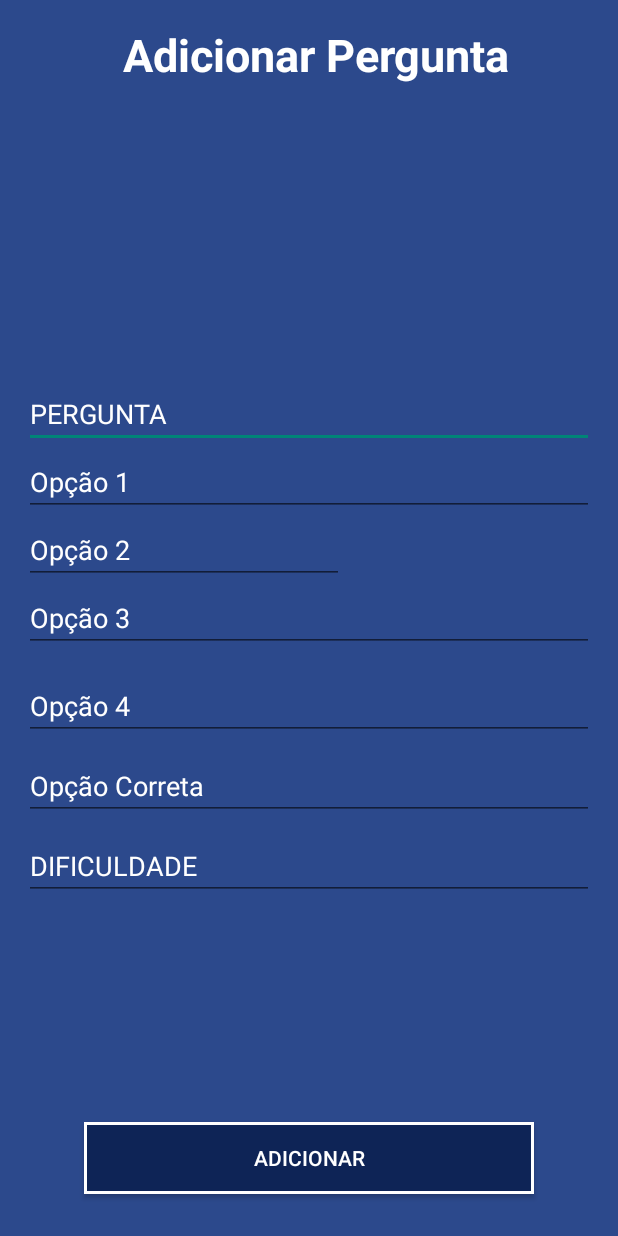
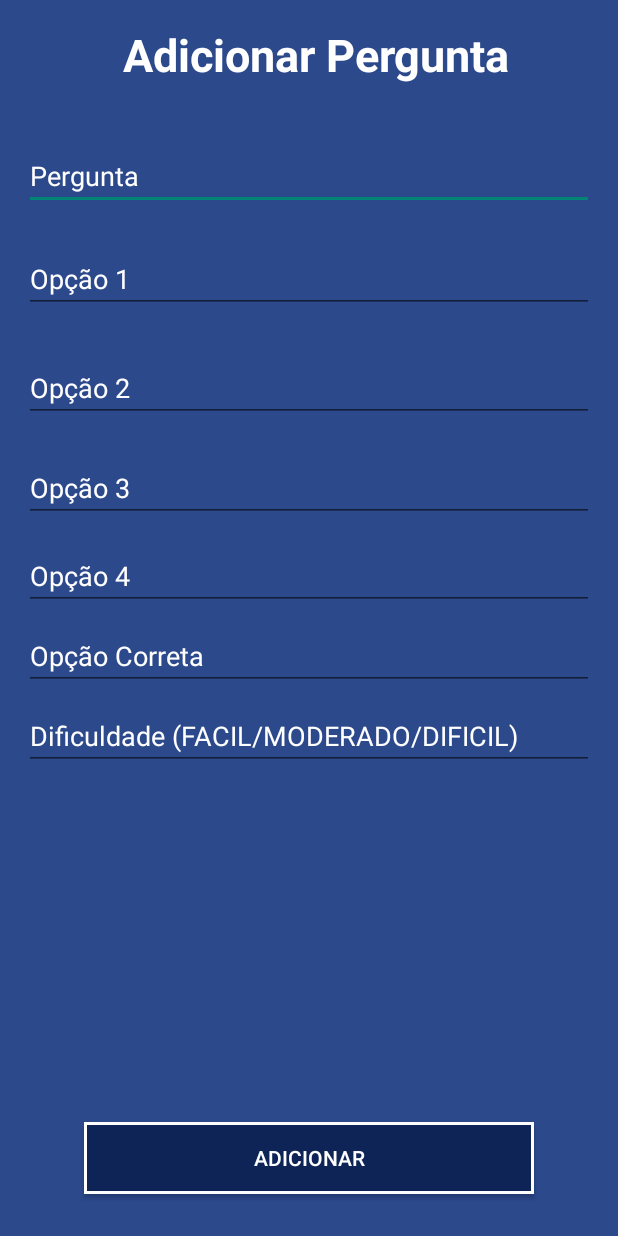
Before and after one commit to estgcmu/QuizDroidFinal, an Android app: the AdicionarActivity screen opened directly, with no data from a screen before it, on a phone screen of 412 x 824 dp. Run offline under Robolectric (Android 15) with nearby library versions, the light colour scheme and no system bars.

Commit message:
- Guarda pontuação e calcula a pontuação total correções visual

```diff
--- a/app/src/main/java/cmu/QuizDroidFinal/AdicionarActivity.java
+++ b/app/src/main/java/cmu/QuizDroidFinal/AdicionarActivity.java
@@ -2,6 +2,7 @@ package cmu.QuizDroidFinal;
 
 import android.app.Activity;
 import android.content.Context;
+import android.content.Intent;
 import android.database.sqlite.SQLiteDatabase;
 import android.os.Bundle;
 import android.view.View;
@@ -57,6 +58,8 @@ public class AdicionarActivity extends Activity {
         //quizHelper.adicionar_informacao(pergunta,opcao_1,opcao_2,opcao_3,opcao_4,opcao_correta,sqLiteDatabase);
         Toast.makeText(getBaseContext(),"Pergunta Adicionada",Toast.LENGTH_SHORT).show();
         //quizHelper.close();
+        Intent administracao = new Intent (AdicionarActivity.this, AdicionarActivity.class);
+        startActivity(administracao);
 
     }
 
--- a/app/src/main/res/layout/activity_adicionar.xml
+++ b/app/src/main/res/layout/activity_adicionar.xml
@@ -11,30 +11,6 @@
     android:background="#2c498c"
     tools:context="cmu.QuizDroidFinal.AdicionarActivity">
 
-    <Button
-        android:text="Adicionar"
-        android:layout_width="300dp"
-        android:layout_height="wrap_content"
-        android:layout_alignParentBottom="true"
-        android:layout_centerHorizontal="true"
-        android:layout_marginBottom="12dp"
-        android:id="@+id/button_adicionar"
-        android:textColor="#ffffff"
-        android:background="@drawable/button_style"
-        android:onClick="inserir_pergunta"/>
-
-    <EditText
-        android:layout_width="wrap_content"
-        android:layout_height="wrap_content"
-        android:inputType="textPersonName"
-        android:text="PERGUNTA"
-        android:ems="20"
-        android:id="@+id/editText_pergunta"
-        android:layout_above="@+id/editText_opcao_1"
-        android:layout_alignParentLeft="true"
-        android:layout_alignParentStart="true"
-
-        android:textColor="#ffffff"/>
 
     <TextView
         android:text="Adicionar Pergunta"
@@ -52,27 +28,60 @@
         android:layout_alignParentTop="true"
         android:textStyle="normal|bold"
         android:textColor="#ffffff"/>
+    <EditText
+        android:layout_width="fill_parent"
+        android:layout_height="wrap_content"
+        android:inputType="textPersonName"
+        android:hint="Pergunta"
+        android:textColorHint="#ffffff"
+        android:textColor="#ffffff"
+        android:id="@+id/editText_pergunta"
+        android:layout_marginTop="38dp"
+        android:layout_below="@+id/textView_label"
+        android:layout_alignParentLeft="true"
+        android:layout_alignParentStart="true" />
+    <EditText
+        android:layout_width="fill_parent"
+        android:layout_height="wrap_content"
+        android:inputType="textPersonName"
+        android:hint="Opção 1"
+        android:textColorHint="#ffffff"
+        android:ems="10"
+        android:id="@+id/editText_opcao_1"
+        android:layout_below="@+id/editText_pergunta"
+        android:layout_alignParentLeft="true"
+        android:layout_alignParentStart="true"
+        android:layout_marginTop="23dp" />
+     <EditText
+        android:layout_width="fill_parent"
+        android:layout_height="wrap_content"
+        android:inputType="textPersonName"
+        android:hint="Opção 2"
+        android:textColorHint="#ffffff"
+        android:id="@+id/editText_opcao_2"
+        android:layout_below="@+id/editText_opcao_1"
+        android:layout_alignParentLeft="true"
+        android:layout_alignParentStart="true"
+        android:layout_marginTop="27dp" />
 
     <EditText
-        android:layout_width="wrap_content"
+        android:layout_width="fill_parent"
         android:layout_height="wrap_content"
         android:inputType="textPersonName"
-        android:text="Opção 3"
-        android:ems="10"
+        android:hint="Opção 3"
+        android:textColorHint="#ffffff"
         android:id="@+id/editText_opcao_3"
         android:textColor="#ffffff"
-        android:layout_centerVertical="true"
+        android:layout_marginTop="21dp"
+        android:layout_below="@+id/editText_opcao_2"
         android:layout_alignParentLeft="true"
-        android:layout_alignParentStart="true"
-        android:layout_alignParentRight="true"
-        android:layout_alignParentEnd="true" />
-
+        android:layout_alignParentStart="true" />
     <EditText
-        android:layout_width="wrap_content"
+        android:layout_width="fill_parent"
         android:layout_height="wrap_content"
         android:inputType="textPersonName"
-        android:text="Opção 4"
-        android:ems="10"
+        android:hint="Opção 4"
+        android:textColorHint="#ffffff"
         android:layout_marginTop="13dp"
         android:id="@+id/editText_opcao_4"
         android:textColor="#ffffff"
@@ -81,27 +90,12 @@
         android:layout_alignParentStart="true"
         android:layout_alignParentRight="true"
         android:layout_alignParentEnd="true" />
-
     <EditText
-        android:layout_width="wrap_content"
+        android:layout_width="fill_parent"
         android:layout_height="wrap_content"
         android:inputType="textPersonName"
-        android:text="Opção 1"
-        android:ems="10"
-        android:id="@+id/editText_opcao_1"
-        android:textColor="#ffffff"
-        android:layout_above="@+id/editText_opcao_2"
-        android:layout_alignParentLeft="true"
-        android:layout_alignParentStart="true"
-        android:layout_alignParentRight="true"
-        android:layout_alignParentEnd="true" />
-
-    <EditText
-        android:layout_width="wrap_content"
-        android:layout_height="wrap_content"
-        android:inputType="textPersonName"
-        android:text="Opção Correta"
-        android:ems="10"
+        android:hint="Opção Correta"
+        android:textColorHint="#ffffff"
         android:layout_marginTop="8dp"
         android:id="@+id/editText_opcao_correta"
         android:textColor="#ffffff"
@@ -111,11 +105,11 @@
         android:layout_alignParentRight="true"
         android:layout_alignParentEnd="true" />
     <EditText
-        android:layout_width="wrap_content"
+        android:layout_width="fill_parent"
         android:layout_height="wrap_content"
         android:inputType="textPersonName"
-        android:text="DIFICULDADE"
-        android:ems="10"
+        android:hint="Dificuldade (FACIL/MODERADO/DIFICIL)"
+        android:textColorHint="#ffffff"
         android:layout_marginTop="8dp"
         android:id="@+id/editText_dif"
         android:textColor="#ffffff"
@@ -125,15 +119,17 @@
         android:layout_alignParentRight="true"
         android:layout_alignParentEnd="true" />
 
-    <EditText
-        android:layout_width="wrap_content"
+    <Button
+        android:text="Adicionar"
+        android:layout_width="300dp"
         android:layout_height="wrap_content"
-        android:inputType="textPersonName"
-        android:text="Opção 2"
-        android:ems="10"
-        android:id="@+id/editText_opcao_2"
+        android:layout_alignParentBottom="true"
+        android:layout_centerHorizontal="true"
+        android:layout_marginBottom="12dp"
+        android:id="@+id/button_adicionar"
         android:textColor="#ffffff"
-        android:layout_above="@+id/editText_opcao_3"
-        android:layout_alignParentLeft="true"
-        android:layout_alignParentStart="true" />
+        android:background="@drawable/button_style"
+        android:onClick="inserir_pergunta"/>
+
+
 </RelativeLayout>
```
Also changed, not shown: app/src/main/res/layout/activity_administracao.xml (+40 -48 lines), 8 other files.
